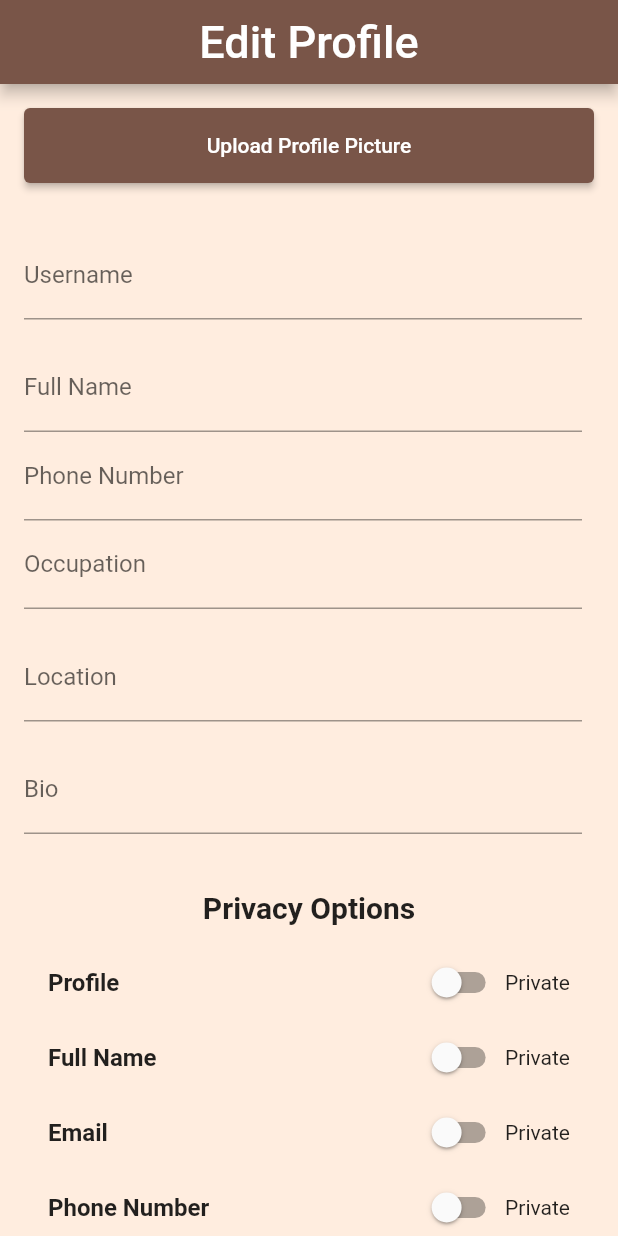
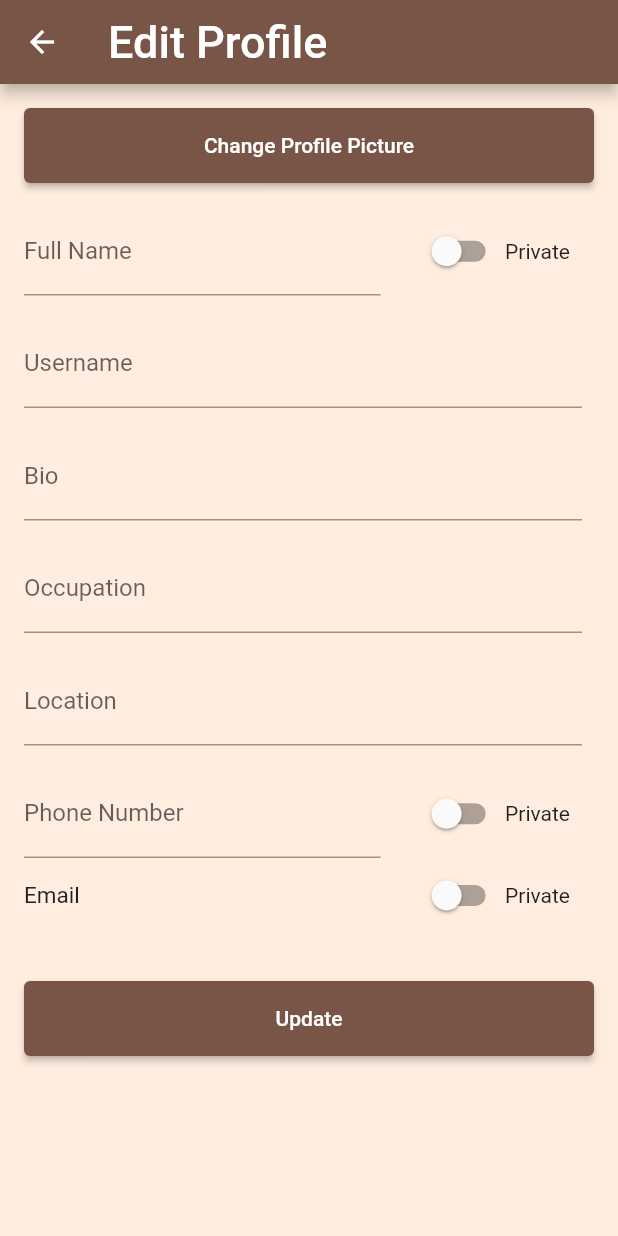
Before and after one commit to zmojab/RockID, a Flutter app: the EditProfilePage screen opened directly, on a phone screen of 412 x 824 dp. Run offline on Flutter 3.47's test engine with Material 2 defaults, Android fonts, the phone set to English and light mode, and no system bars; our stand-ins replace cloud_firestore, firebase_auth, firebase_core, firebase_storage, geocoding, geolocator and 5 more; missing offline and left inert: tflite_flutter, tflite_flutter_helper; accounts and stored records are empty; network calls fail.

Commit message:
UI changes

```diff
--- a/rockid/lib/classifier/styles.dart
+++ b/rockid/lib/classifier/styles.dart
@@ -42,9 +42,10 @@ const kColorLightRed = Color(0xFFF2CECE);
 const kColorLightGray = Color(0xFFDDDDDD);
 const kColorLightbeige = Color.fromARGB(240, 246, 244, 241);
 
-const kColorbrown = Color.fromARGB(230, 109, 64, 46);
+const ForegroundColor = Colors.brown;
+const backgroundColor = Color.fromARGB(255, 255, 237, 223);
 
-const kColorHunterGreen = Color(0xFF386641);
+const switchColor = Color(0xFF386641);
 const kColorMayGreen = Color(0xFF6a994e);
 const kColorAndroidGreen = Color(0xFFa7c957);
 const kColorEggshell = Color(0xFFf2e8cf);
--- a/rockid/lib/components/my_button.dart
+++ b/rockid/lib/components/my_button.dart
@@ -1,4 +1,5 @@
 import 'package:flutter/material.dart';
+import 'package:rockid/classifier/styles.dart';
 
 class MyButton extends StatelessWidget {
   final Function()? onTap;
@@ -14,7 +15,7 @@ class MyButton extends StatelessWidget {
         padding: const EdgeInsets.all(25),
         margin: const EdgeInsets.symmetric(horizontal: 25),
         decoration: BoxDecoration(
-            color: Colors.brown, borderRadius: BorderRadius.circular(8)),
+            color: ForegroundColor, borderRadius: BorderRadius.circular(8)),
         child: Center(
             child: Text(text,
                 style: const TextStyle(
--- a/rockid/lib/pages/edit_profile.dart
+++ b/rockid/lib/pages/edit_profile.dart
@@ -5,7 +5,9 @@ import 'package:cloud_firestore/cloud_firestore.dart';
 import 'package:firebase_storage/firebase_storage.dart' as firebase_storage;
 import 'package:image_picker/image_picker.dart';
 import 'package:mask_text_input_formatter/mask_text_input_formatter.dart';
+import 'package:rockid/classifier/styles.dart';
 import 'package:rockid/pages/home_page.dart';
+import 'package:rockid/pages/profile_page.dart';
 import 'dart:io';
 import '../data/users.dart';
 
@@ -359,17 +361,22 @@ class _EditProfilePageState extends State<EditProfilePage> {
   @override
   Widget build(BuildContext context) {
     return Scaffold(
+      body: Scaffold(
         appBar: AppBar(
-        automaticallyImplyLeading: false,
-        title: const Text(
-          'Edit Profile',
-          style: TextStyle(fontSize: 30),
+          backgroundColor: Colors.brown,
+          title: Text('Edit Profile', style: TextStyle(fontSize: 30)),
+          leading: IconButton(
+            icon: Icon(Icons.arrow_back),
+            onPressed: () {
+              // Navigate to the SpecificPage when the AppBar's leading icon (back arrow) is tapped
+              Navigator.push(
+                context,
+                MaterialPageRoute(builder: (context) => ProfilePage()),
+              );
+            },
           ),
-        centerTitle: true,
-        actions: [],
-        backgroundColor: Colors.brown,
         ),
-      backgroundColor: Color.fromARGB(255, 255, 237, 223),
+        backgroundColor: backgroundColor,
         body: SingleChildScrollView(
           padding: const EdgeInsets.all(16.0),
           child: Column(
@@ -387,13 +394,49 @@ class _EditProfilePageState extends State<EditProfilePage> {
                 ),
               ElevatedButton(
                 onPressed: _uploadImage,
-              child: Text('Upload Profile Picture'),
+                child: Text('Change Profile Picture'),
                 style: ElevatedButton.styleFrom(
                   fixedSize: const Size(200, 50),
-                backgroundColor: Colors.brown,
+                  backgroundColor: ForegroundColor,
                 ),
               ),
               SizedBox(height: 16.0),
+              Row(
+                children: [
+                  Expanded(
+                    child: TextField(
+                      controller: fullNameController,
+                      decoration: InputDecoration(labelText: 'Full Name'),
+                    ),
+                  ),
+                  SizedBox(width: 8.0),
+                  SizedBox(
+                    height: 50,
+                    child: Container(
+                      padding: EdgeInsets.symmetric(horizontal: 16.0),
+                      child: Row(
+                        mainAxisAlignment: MainAxisAlignment.spaceBetween,
+                        children: [
+                          Row(
+                            children: [
+                              Switch.adaptive(
+                                value: isFullNamePrivate,
+                                onChanged: (value) {
+                                  setState(() {
+                                    isFullNamePrivate = value;
+                                  });
+                                },
+                                activeColor: switchColor,
+                              ),
+                              Text('Private'),
+                            ],
+                          ),
+                        ],
+                      ),
+                    ),
+                  ),
+                ],
+              ),
               SizedBox(height: 16.0),
               Row(
                 children: [
@@ -407,29 +450,25 @@ class _EditProfilePageState extends State<EditProfilePage> {
                 ],
               ),
               SizedBox(height: 16.0),
-            Row(
+              Container(
+                constraints: BoxConstraints(
+                  maxHeight: 200.0,
+                ),
+                child: Row(
                   children: [
                     Expanded(
                       child: TextField(
-                    controller: fullNameController,
-                    decoration: InputDecoration(labelText: 'Full Name'),
+                        controller: bioController,
+                        maxLines: null,
+                        keyboardType: TextInputType.multiline,
+                        decoration: InputDecoration(labelText: 'Bio'),
                       ),
                     ),
                     SizedBox(width: 8.0),
                   ],
                 ),
-            Row(
-              children: [
-                Expanded(
-                  child: TextField(
-                    controller: phoneNumberController,
-                    inputFormatters: [phoneNumberFormatter],
-                    decoration: InputDecoration(labelText: 'Phone Number'),
               ),
-                ),
-                SizedBox(width: 8.0),
-              ],
-            ),
+              SizedBox(height: 16.0),
               Row(
                 children: [
                   Expanded(
@@ -454,39 +493,16 @@ class _EditProfilePageState extends State<EditProfilePage> {
                 ],
               ),
               SizedBox(height: 16.0),
-            Container(
-              constraints: BoxConstraints(
-                maxHeight: 200.0,
-              ),
-              child: Row(
+              Row(
                 children: [
                   Expanded(
                     child: TextField(
-                      controller: bioController,
-                      maxLines: null,
-                      keyboardType: TextInputType.multiline,
-                      decoration: InputDecoration(labelText: 'Bio'),
+                      controller: phoneNumberController,
+                      inputFormatters: [phoneNumberFormatter],
+                      decoration: InputDecoration(labelText: 'Phone Number'),
                     ),
                   ),
                   SizedBox(width: 8.0),
-                ],
-              ),
-            ),
-            SizedBox(height: 24.0),
-            Column(
-              crossAxisAlignment: CrossAxisAlignment.stretch,
-              children: [
-                SizedBox(
-                  height: 50,
-                  child: Container(
-                    alignment: Alignment.center,
-                    child: Text(
-                      'Privacy Options',
-                      style:
-                          TextStyle(fontSize: 20, fontWeight: FontWeight.bold),
-                    ),
-                  ),
-                ),
                   SizedBox(
                     height: 50,
                     child: Container(
@@ -494,21 +510,16 @@ class _EditProfilePageState extends State<EditProfilePage> {
                       child: Row(
                         mainAxisAlignment: MainAxisAlignment.spaceBetween,
                         children: [
-                        Text(
-                          'Profile',
-                          style: TextStyle(
-                              fontSize: 16, fontWeight: FontWeight.bold),
-                        ),
                           Row(
                             children: [
                               Switch.adaptive(
-                              value: isProfilePrivate,
+                                value: isPhoneNumberPrivate,
                                 onChanged: (value) {
                                   setState(() {
-                                  isProfilePrivate = value;
+                                    isPhoneNumberPrivate = value;
                                   });
                                 },
-                              activeColor: Color.fromARGB(247, 242, 137, 38),
+                                activeColor: switchColor,
                               ),
                               Text('Private'),
                             ],
@@ -517,6 +528,17 @@ class _EditProfilePageState extends State<EditProfilePage> {
                       ),
                     ),
                   ),
+                ],
+              ),
+              Row(
+                children: [
+                  Expanded(
+                    child: Text(
+                      "Email",
+                      style: TextStyle(fontSize: 15),
+                    ),
+                  ),
+                  SizedBox(width: 8.0),
                   SizedBox(
                     height: 50,
                     child: Container(
@@ -524,41 +546,6 @@ class _EditProfilePageState extends State<EditProfilePage> {
                       child: Row(
                         mainAxisAlignment: MainAxisAlignment.spaceBetween,
                         children: [
-                        Text(
-                          'Full Name',
-                          style: TextStyle(
-                              fontSize: 16, fontWeight: FontWeight.bold),
-                        ),
-                        Row(
-                          children: [
-                            Switch.adaptive(
-                              value: isFullNamePrivate,
-                              onChanged: (value) {
-                                setState(() {
-                                  isFullNamePrivate = value;
-                                });
-                              },
-                              activeColor: Color.fromARGB(247, 242, 137, 38),
-                            ),
-                            Text('Private'),
-                          ],
-                        ),
-                      ],
-                    ),
-                  ),
-                ),
-                SizedBox(
-                  height: 50,
-                  child: Container(
-                    padding: EdgeInsets.symmetric(horizontal: 16.0),
-                    child: Row(
-                      mainAxisAlignment: MainAxisAlignment.spaceBetween,
-                      children: [
-                        Text(
-                          'Email',
-                          style: TextStyle(
-                              fontSize: 16, fontWeight: FontWeight.bold),
-                        ),
                           Row(
                             children: [
                               Switch.adaptive(
@@ -568,7 +555,7 @@ class _EditProfilePageState extends State<EditProfilePage> {
                                     isEmailPrivate = value;
                                   });
                                 },
-                              activeColor: Color.fromARGB(247, 242, 137, 38),
+                                activeColor: switchColor,
                               ),
                               Text('Private'),
                             ],
@@ -577,36 +564,12 @@ class _EditProfilePageState extends State<EditProfilePage> {
                       ),
                     ),
                   ),
-                SizedBox(
-                  height: 50,
-                  child: Container(
-                    padding: EdgeInsets.symmetric(horizontal: 16.0),
-                    child: Row(
-                      mainAxisAlignment: MainAxisAlignment.spaceBetween,
-                      children: [
-                        Text(
-                          'Phone Number',
-                          style: TextStyle(
-                              fontSize: 16, fontWeight: FontWeight.bold),
-                        ),
-                        Row(
-                          children: [
-                            Switch.adaptive(
-                              value: isPhoneNumberPrivate,
-                              onChanged: (value) {
-                                setState(() {
-                                  isPhoneNumberPrivate = value;
-                                });
-                              },
-                              activeColor: Color.fromARGB(247, 242, 137, 38),
-                            ),
-                            Text('Private'),
                 ],
               ),
-                      ],
-                    ),
-                  ),
-                ),
+              SizedBox(height: 16.0),
+              Column(
+                crossAxisAlignment: CrossAxisAlignment.stretch,
+                children: [
                   SizedBox(height: 16.0),
                   ElevatedButton(
                     onPressed: () {
@@ -627,29 +590,16 @@ class _EditProfilePageState extends State<EditProfilePage> {
                     },
                     style: ElevatedButton.styleFrom(
                       fixedSize: const Size(150, 50),
-                    backgroundColor: Colors.brown,
+                      backgroundColor: ForegroundColor,
                     ),
                     child: Text('Update'),
-                ),
-                SizedBox(height: 16.0),
-                ElevatedButton(
-                  onPressed: () {
-                    Navigator.push(
-                      context,
-                      MaterialPageRoute(builder: (context) => HomePage()),
-                    );
-                  },
-                  style: ElevatedButton.styleFrom(
-                    fixedSize: const Size(150, 50),
-                    backgroundColor: Colors.brown,
-                  ),
-                  child: Text('Home Page'),
                   ),
                 ],
               ),
             ],
           ),
         ),
+      ),
     );
   }
 }
```
Also changed, not shown: rockid/lib/pages/camera_page.dart (+22 -18 lines), rockid/lib/pages/forgot_password_page.dart (+5 -4 lines), rockid/lib/pages/home_page.dart (+11 -8 lines), rockid/lib/pages/login_page.dart (+8 -8 lines), rockid/lib/pages/other_user_profile_page.dart (+64 -120 lines), rockid/lib/pages/other_users_collection.dart (+12 -12 lines), rockid/lib/pages/profile_page.dart (+97 -89 lines), rockid/lib/pages/register_page.dart (+8 -7 lines), rockid/lib/pages/rock_information_page.dart (+6 -8 lines), rockid/lib/pages/rocks_found_list_page.dart (+5 -4 lines). Lines whose indentation alone changed are shown as unchanged.
